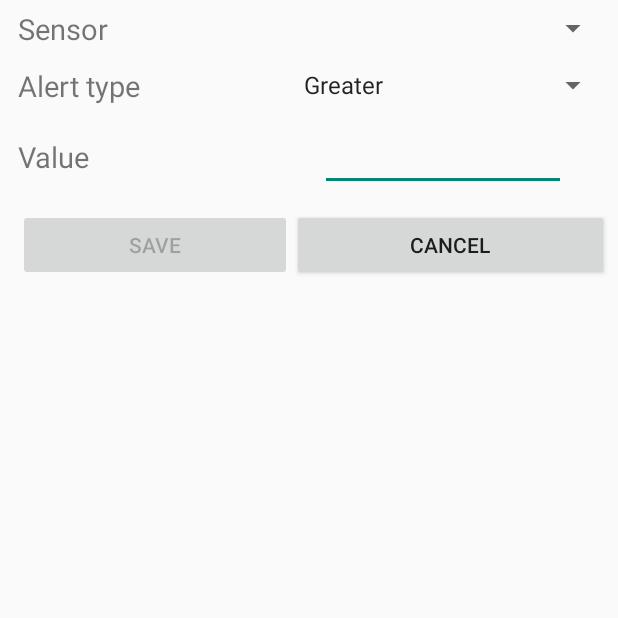
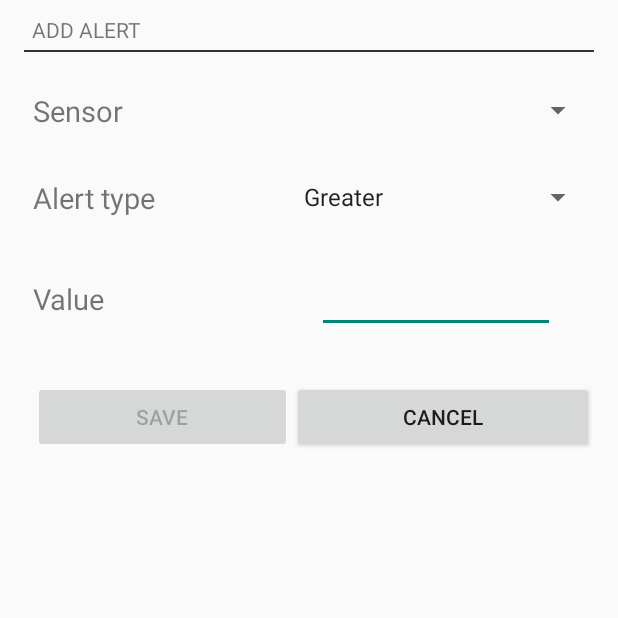
Before and after one commit to 7flying/greenhouse, an Android app: the AlertCreationActivity screen opened directly, with no data from a screen before it, on a phone screen of 412 x 824 dp, the top half of it. Run offline under Robolectric (Android 15) with nearby library versions, the phone set to English and light mode, and no system bars.

Commit message:
UI stuff

```diff
--- a/greenhouse/GreenhouseClient/app/src/main/java/com/sevenflying/greenhouseclient/app/alertstab/AlertCreationActivity.java
+++ b/greenhouse/GreenhouseClient/app/src/main/java/com/sevenflying/greenhouseclient/app/alertstab/AlertCreationActivity.java
@@ -131,6 +131,7 @@ public class AlertCreationActivity extends FragmentActivity {
             }
         });
 
+        TextView tvDescription = (TextView) findViewById(R.id.alert_creation_editing);
         if(getIntent().hasExtra("alert-to-edit")) {
             Alert a = (Alert) getIntent().getSerializableExtra("alert-to-edit");
             // the equals of sensor takes pinId + type
@@ -140,6 +141,11 @@ public class AlertCreationActivity extends FragmentActivity {
             sensorListSpinner.setEnabled(false);
             alertTypeSpinner.setSelection(a.getAlertType().getIndex());
             alertTypeSpinner.setEnabled(false);
+            // set description text as "editing"
+            tvDescription.setText(getResources().getString(R.string.edit_alert));
+        } else {
+            // set description text as "creation"
+            tvDescription.setText(getResources().getString(R.string.add_alert));
         }
 
         Button buttonCancel = (Button) findViewById(R.id.button_cancel_alert);
--- a/greenhouse/GreenhouseClient/app/src/main/java/com/sevenflying/greenhouseclient/app/sensortab/SensorAdapter.java
+++ b/greenhouse/GreenhouseClient/app/src/main/java/com/sevenflying/greenhouseclient/app/sensortab/SensorAdapter.java
@@ -10,7 +10,7 @@ import com.sevenflying.greenhouseclient.domain.Sensor;
 import java.util.List;
 
 
-/**
+/** Adapter used at the SensorsListActivity
  * Created by 7flying on 28/06/2014.
  */
 public class SensorAdapter extends ArrayAdapter<Sensor> {
--- a/greenhouse/GreenhouseClient/app/src/main/java/com/sevenflying/greenhouseclient/app/sensortab/SensorView.java
+++ b/greenhouse/GreenhouseClient/app/src/main/java/com/sevenflying/greenhouseclient/app/sensortab/SensorView.java
@@ -12,7 +12,7 @@ import com.sevenflying.greenhouseclient.app.R;
 import com.sevenflying.greenhouseclient.app.utils.GreenhouseUtils;
 import com.sevenflying.greenhouseclient.domain.Sensor;
 
-/**
+/** SensorView
  * Created by 7flying on 28/06/2014.
  */
 public class SensorView extends RelativeLayout {
--- a/greenhouse/GreenhouseClient/app/src/main/java/com/sevenflying/greenhouseclient/app/sensortab/SensorsListActivity.java
+++ b/greenhouse/GreenhouseClient/app/src/main/java/com/sevenflying/greenhouseclient/app/sensortab/SensorsListActivity.java
@@ -7,7 +7,7 @@ import android.view.MenuInflater;
 
 import com.sevenflying.greenhouseclient.app.R;
 
-/**
+/** Activity to link SensorsListFragment & fragment_sensors_list.xml
  * Created by 7flying on 28/06/2014.
  */
 public class SensorsListActivity extends FragmentActivity {
--- a/greenhouse/GreenhouseClient/app/src/main/java/com/sevenflying/greenhouseclient/app/statustab/StatusActivity.java
+++ b/greenhouse/GreenhouseClient/app/src/main/java/com/sevenflying/greenhouseclient/app/statustab/StatusActivity.java
@@ -5,7 +5,7 @@ import android.support.v4.app.FragmentActivity;
 
 import com.sevenflying.greenhouseclient.app.R;
 
-/**
+/** Activity to link StatusFragment & fragment_status.xml
  * Created by 7flying on 06/08/2014.
  */
 public class StatusActivity extends FragmentActivity {
--- a/greenhouse/GreenhouseClient/app/src/main/res/layout/activity_alert_creation.xml
+++ b/greenhouse/GreenhouseClient/app/src/main/res/layout/activity_alert_creation.xml
@@ -1,14 +1,36 @@
 <?xml version="1.0" encoding="utf-8"?>
 
-<TableLayout xmlns:android="http://schemas.android.com/apk/res/android"
+<RelativeLayout  xmlns:android="http://schemas.android.com/apk/res/android"
     android:layout_height="match_parent"
     android:layout_width="match_parent">
+    <TextView
+        android:id="@+id/alert_creation_editing"
+        android:layout_width="wrap_content"
+        android:layout_height="wrap_content"
+        android:layout_marginTop="10dp"
+        android:layout_marginLeft="16dp"
+        android:layout_marginRight="16dp"
+        android:paddingLeft="5dp"/>
+    <View
+        android:id="@+id/separator"
+        android:layout_below="@id/alert_creation_editing"
+        android:layout_width="match_parent"
+        android:layout_height="1dp"
+        android:layout_marginTop="4dp"
+        android:layout_marginLeft="16dp"
+        android:layout_marginRight="16dp"
+        android:background="#333333"/>
+    <TableLayout
+        android:layout_below="@id/separator"
+        android:layout_height="fill_parent"
+        android:layout_width="fill_parent"
+        android:layout_marginTop="10dp">
 
     <!-- Row select sensor -->
     <TableRow  android:layout_width="fill_parent"
         android:layout_height="wrap_content"
         android:layout_gravity="center_horizontal"
-        android:layout_margin="6dp"
+        android:layout_margin="16dp"
         android:paddingLeft="6dp">
         <TextView
         android:layout_width="match_parent"
@@ -30,7 +52,7 @@
         android:layout_width="fill_parent"
         android:layout_height="wrap_content"
         android:layout_gravity="center_horizontal"
-        android:layout_margin="6dp"
+        android:layout_margin="16dp"
         android:paddingLeft="6dp">
         <TextView
             android:layout_width="match_parent"
@@ -52,7 +74,7 @@
         android:layout_width="fill_parent"
         android:layout_height="wrap_content"
         android:layout_gravity="center_horizontal"
-        android:layout_margin="6dp"
+        android:layout_margin="16dp"
         android:paddingLeft="6dp"
         android:weightSum="2">
         <TextView
@@ -81,7 +103,7 @@
         android:layout_width="fill_parent"
         android:layout_height="wrap_content"
         android:layout_gravity="center_horizontal"
-        android:layout_margin="6dp"
+        android:layout_margin="16dp"
         android:paddingLeft="6dp">
         <Button android:id="@+id/button_create_alert"
             android:text="@string/button_save_alarm_creation_delete"
@@ -91,4 +113,5 @@
             android:layout_weight="1"/>
     </TableRow>
 
-</TableLayout>
+    </TableLayout>
+</RelativeLayout>
--- a/greenhouse/GreenhouseClient/app/src/main/res/layout/fragment_alert_list.xml
+++ b/greenhouse/GreenhouseClient/app/src/main/res/layout/fragment_alert_list.xml
@@ -20,5 +20,7 @@
     <ListView
         android:id="@+id/alertsListView"
         android:layout_width="wrap_content"
-        android:layout_height="fill_parent"/>
+        android:layout_height="fill_parent"
+        android:layout_marginLeft="16dp"
+        android:layout_marginRight="16dp"/>
 </RelativeLayout>
--- a/greenhouse/GreenhouseClient/app/src/main/res/layout/fragment_sensors_list.xml
+++ b/greenhouse/GreenhouseClient/app/src/main/res/layout/fragment_sensors_list.xml
@@ -33,5 +33,7 @@
     <ListView
         android:id="@+id/sensorsListView"
         android:layout_width="wrap_content"
-        android:layout_height="fill_parent"/>
+        android:layout_height="fill_parent"
+        android:layout_marginLeft="16dp"
+        android:layout_marginRight="16dp"/>
 </RelativeLayout>
--- a/greenhouse/GreenhouseClient/app/src/main/res/values/strings.xml
+++ b/greenhouse/GreenhouseClient/app/src/main/res/values/strings.xml
@@ -33,10 +33,12 @@
     <string name="button_cancel_alarm_creation_delete">Cancel</string>
     <string name="alert_repeated_notification">You cannot create two alerts of the same type on the
     same sensor.\nPlease edit or delete the alert.</string>
+    <string name="add_alert">ADD ALERT</string>
+    <string name="edit_alert">EDIT ALERT</string>
     <!-- fragment_alert_list -->
     <string name="no_alerts">There aren\'t any alerts, try to add one!</string>
     <!-- fragment_status-->
-    <string name="general_status">GENERAL STATUS</string>
+    <string name="monitoring_items">MONITORING ITEMS</string>
     <string name="add_item">Add item</string>
     <string name="actuators">ACTUATORS</string>
     <!-- xmls menu-->
```
Also changed, not shown: greenhouse/GreenhouseClient/app/src/main/res/layout/activity_sensor_status.xml (+27 -8 lines), greenhouse/GreenhouseClient/app/src/main/res/layout/fragment_status.xml (+15 -15 lines).
